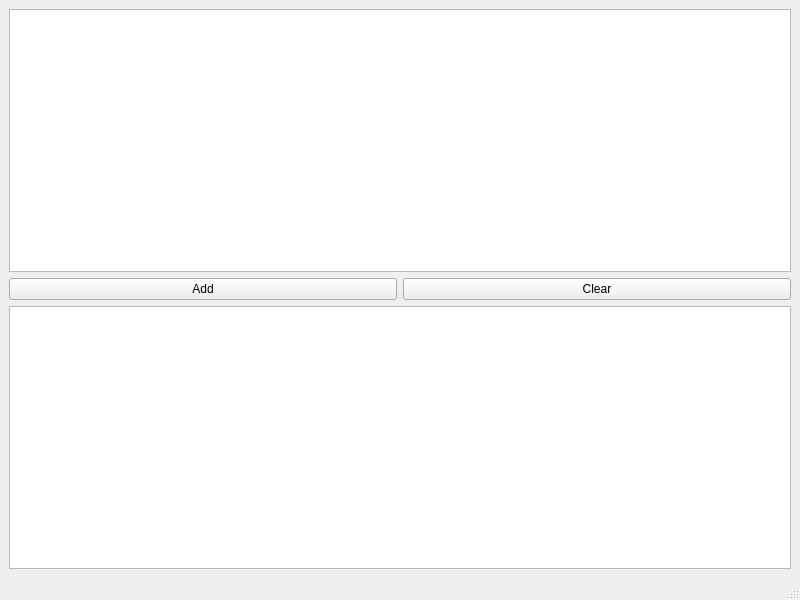
Before: the Qt Designer form mainwindow.ui in a-simanov/EmployeesDataBase, drawn with Qt 5.
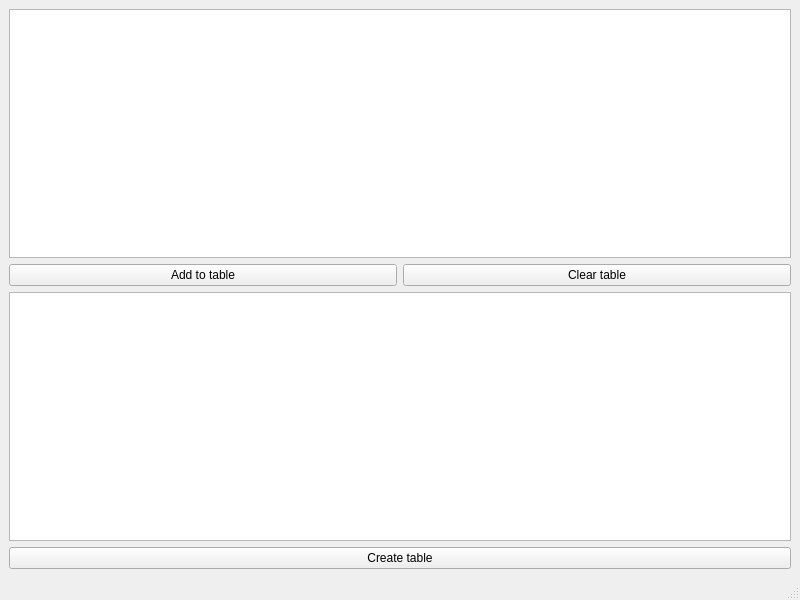
After: the same form once the commit is applied.

Commit message: add create new table dialog

What changed in the file:
```diff
--- a/mainwindow.ui
+++ b/mainwindow.ui
@@ -15,19 +15,22 @@
   </property>
   <widget class="QWidget" name="centralwidget">
    <layout class="QGridLayout" name="gridLayout">
+    <item row="4" column="0">
+     <widget class="QListWidget" name="lw_tables"/>
+    </item>
     <item row="2" column="0">
      <layout class="QHBoxLayout" name="horizontalLayout">
       <item>
        <widget class="QPushButton" name="btn_add_into_table">
         <property name="text">
-         <string>Add</string>
+         <string>Add to table</string>
         </property>
        </widget>
       </item>
       <item>
        <widget class="QPushButton" name="btn_clear_table">
         <property name="text">
-         <string>Clear</string>
+         <string>Clear table</string>
         </property>
        </widget>
       </item>
@@ -40,8 +43,12 @@
       </property>
      </widget>
     </item>
-    <item row="4" column="0">
-     <widget class="QListWidget" name="lw_tables"/>
+    <item row="5" column="0">
+     <widget class="QPushButton" name="btn_create_tbl">
+      <property name="text">
+       <string>Create table</string>
+      </property>
+     </widget>
     </item>
    </layout>
   </widget>
```
The commit also changes 7 other files.
